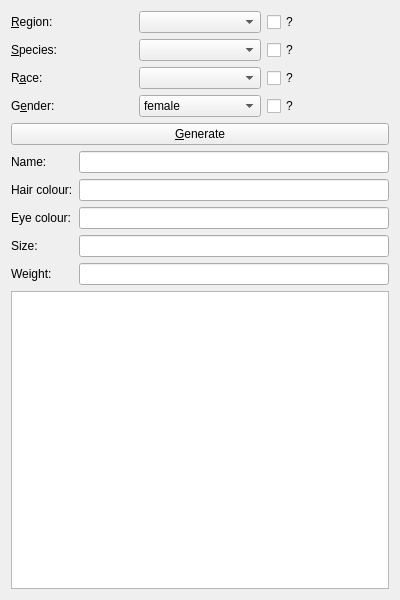
This is UI/NPCGeneratorWidget.ui in andreassch/RPGAssistant as Qt 5 draws it before an edit. The edited form follows.
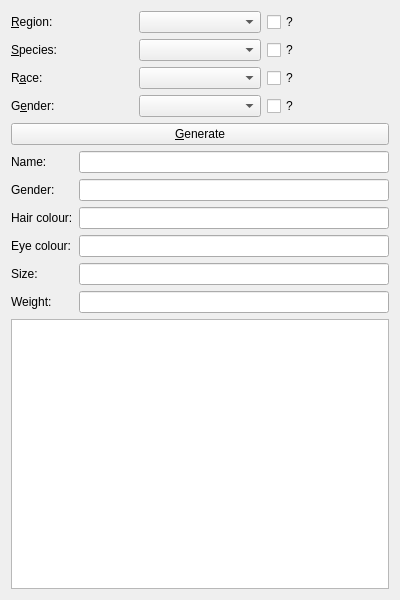
This is the edited form.

Commit message: In the NPC generator tool, added support for surnames constructed from different parts or from a parent's firstname.

The edit to the form file:
```diff
--- a/UI/NPCGeneratorWidget.ui
+++ b/UI/NPCGeneratorWidget.ui
@@ -17,18 +17,7 @@
    <item>
     <layout class="QGridLayout" name="gridLayout">
      <item row="3" column="1">
-      <widget class="QComboBox" name="comboGender">
-       <item>
-        <property name="text">
-         <string>female</string>
-        </property>
-       </item>
-       <item>
-        <property name="text">
-         <string>male</string>
-        </property>
-       </item>
-      </widget>
+      <widget class="QComboBox" name="comboGender"/>
      </item>
      <item row="2" column="0">
       <widget class="QLabel" name="labelRace">
@@ -128,7 +117,7 @@
        </property>
       </widget>
      </item>
-     <item row="1" column="0">
+     <item row="2" column="0">
       <widget class="QLabel" name="labelHairColor">
        <property name="text">
         <string>Hair colour:</string>
@@ -138,7 +127,7 @@
        </property>
       </widget>
      </item>
-     <item row="2" column="0">
+     <item row="3" column="0">
       <widget class="QLabel" name="labelEyeColor">
        <property name="text">
         <string>Eye colour:</string>
@@ -151,13 +140,13 @@
      <item row="0" column="1">
       <widget class="QLineEdit" name="lineName"/>
      </item>
-     <item row="1" column="1">
+     <item row="2" column="1">
       <widget class="QLineEdit" name="lineHairColor"/>
      </item>
-     <item row="2" column="1">
+     <item row="3" column="1">
       <widget class="QLineEdit" name="lineEyeColor"/>
      </item>
-     <item row="3" column="0">
+     <item row="4" column="0">
       <widget class="QLabel" name="labelSize">
        <property name="text">
         <string>Size:</string>
@@ -167,10 +156,10 @@
        </property>
       </widget>
      </item>
-     <item row="3" column="1">
+     <item row="4" column="1">
       <widget class="QLineEdit" name="lineSize"/>
      </item>
-     <item row="4" column="0">
+     <item row="5" column="0">
       <widget class="QLabel" name="labelWeight">
        <property name="text">
         <string>Weight:</string>
@@ -180,9 +169,22 @@
        </property>
       </widget>
      </item>
-     <item row="4" column="1">
+     <item row="5" column="1">
       <widget class="QLineEdit" name="lineWeight"/>
      </item>
+     <item row="1" column="0">
+      <widget class="QLabel" name="labelGenderResult">
+       <property name="text">
+        <string>Gender:</string>
+       </property>
+       <property name="buddy">
+        <cstring>lineGender</cstring>
+       </property>
+      </widget>
+     </item>
+     <item row="1" column="1">
+      <widget class="QLineEdit" name="lineGender"/>
+     </item>
     </layout>
    </item>
    <item>
```
The commit also changes 11 other files.
